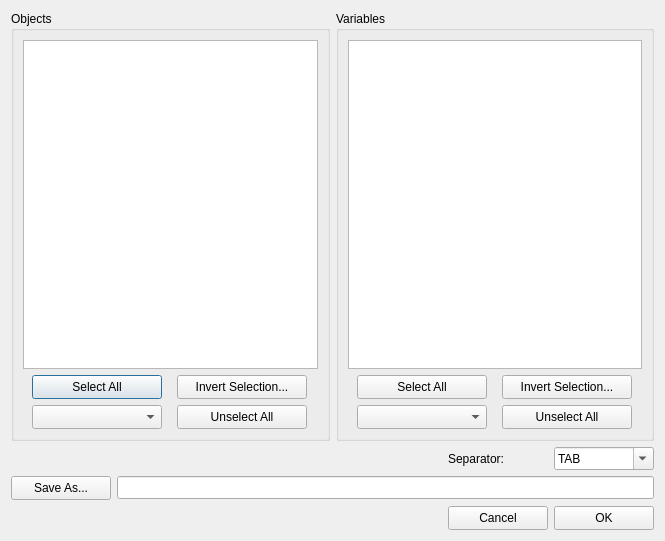
Above: src/Dialogs/ExportTableDialog.ui from gmrandazzo/QStudioMetrics before the change. Below: the same form after it.
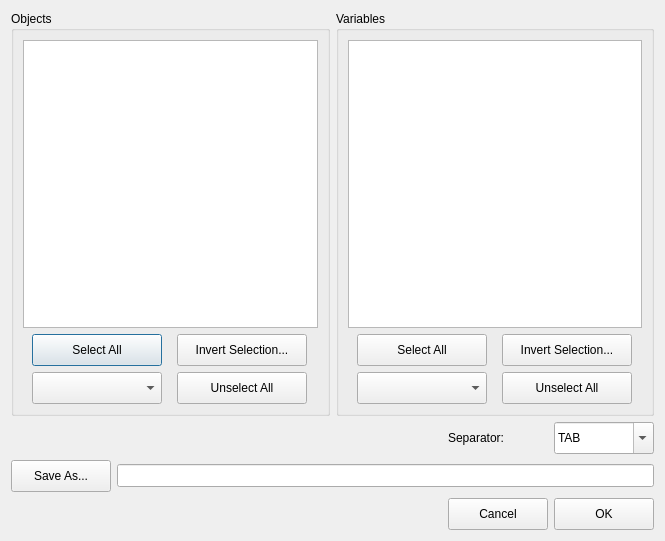
That is the form after the change.

```diff
--- a/src/Dialogs/ExportTableDialog.ui
+++ b/src/Dialogs/ExportTableDialog.ui
@@ -57,13 +57,13 @@
             <property name="minimumSize">
              <size>
               <width>130</width>
-              <height>24</height>
+              <height>32</height>
              </size>
             </property>
             <property name="maximumSize">
              <size>
               <width>130</width>
-              <height>24</height>
+              <height>32</height>
              </size>
             </property>
             <property name="text">
@@ -76,13 +76,13 @@
             <property name="minimumSize">
              <size>
               <width>130</width>
-              <height>24</height>
+              <height>32</height>
              </size>
             </property>
             <property name="maximumSize">
              <size>
               <width>130</width>
-              <height>24</height>
+              <height>32</height>
              </size>
             </property>
             <property name="text">
@@ -95,13 +95,13 @@
             <property name="minimumSize">
              <size>
               <width>130</width>
-              <height>24</height>
+              <height>32</height>
              </size>
             </property>
             <property name="maximumSize">
              <size>
               <width>130</width>
-              <height>24</height>
+              <height>32</height>
              </size>
             </property>
            </widget>
@@ -111,13 +111,13 @@
             <property name="minimumSize">
              <size>
               <width>130</width>
-              <height>24</height>
+              <height>32</height>
              </size>
             </property>
             <property name="maximumSize">
              <size>
               <width>130</width>
-              <height>24</height>
+              <height>32</height>
              </size>
             </property>
             <property name="text">
@@ -159,13 +159,13 @@
             <property name="minimumSize">
              <size>
               <width>130</width>
-              <height>24</height>
+              <height>32</height>
              </size>
             </property>
             <property name="maximumSize">
              <size>
               <width>130</width>
-              <height>24</height>
+              <height>32</height>
              </size>
             </property>
             <property name="text">
@@ -178,13 +178,13 @@
             <property name="minimumSize">
              <size>
               <width>130</width>
-              <height>24</height>
+              <height>32</height>
              </size>
             </property>
             <property name="maximumSize">
              <size>
               <width>130</width>
-              <height>24</height>
+              <height>32</height>
              </size>
             </property>
             <property name="text">
@@ -197,13 +197,13 @@
             <property name="minimumSize">
              <size>
               <width>130</width>
-              <height>24</height>
+              <height>32</height>
              </size>
             </property>
             <property name="maximumSize">
              <size>
               <width>130</width>
-              <height>24</height>
+              <height>32</height>
              </size>
             </property>
            </widget>
@@ -213,13 +213,13 @@
             <property name="minimumSize">
              <size>
               <width>130</width>
-              <height>24</height>
+              <height>32</height>
              </size>
             </property>
             <property name="maximumSize">
              <size>
               <width>130</width>
-              <height>24</height>
+              <height>32</height>
              </size>
             </property>
             <property name="text">
@@ -285,13 +285,13 @@
        <property name="minimumSize">
         <size>
          <width>0</width>
-         <height>23</height>
+         <height>32</height>
         </size>
        </property>
        <property name="maximumSize">
         <size>
          <width>112</width>
-         <height>23</height>
+         <height>32</height>
         </size>
        </property>
        <property name="editable">
@@ -331,13 +331,13 @@
      <property name="minimumSize">
       <size>
        <width>100</width>
-       <height>24</height>
+       <height>32</height>
       </size>
      </property>
      <property name="maximumSize">
       <size>
        <width>100</width>
-       <height>24</height>
+       <height>32</height>
       </size>
      </property>
      <property name="text">
@@ -385,13 +385,13 @@
      <property name="minimumSize">
       <size>
        <width>100</width>
-       <height>24</height>
+       <height>32</height>
       </size>
      </property>
      <property name="maximumSize">
       <size>
        <width>100</width>
-       <height>24</height>
+       <height>32</height>
       </size>
      </property>
      <property name="text">
@@ -404,13 +404,13 @@
      <property name="minimumSize">
       <size>
        <width>100</width>
-       <height>24</height>
+       <height>32</height>
       </size>
      </property>
      <property name="maximumSize">
       <size>
        <width>100</width>
-       <height>24</height>
+       <height>32</height>
       </size>
      </property>
      <property name="text">
```
Left out of the diff: 6 changed lines with no effect on the pictures.
